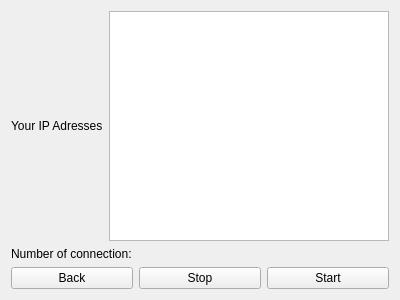
Above: serverwidget.ui from akukushkin/SyncFolder before the change. Below: the same form after it.
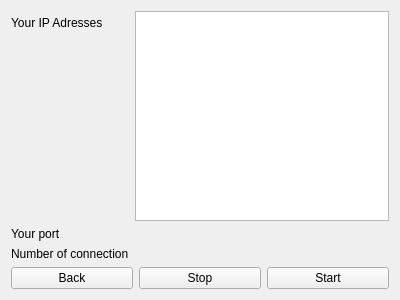
That is the form after the change.

Commit message: Add pool connection

What changed in the file:
```diff
--- a/serverwidget.ui
+++ b/serverwidget.ui
@@ -15,32 +15,45 @@
   </property>
   <layout class="QVBoxLayout" name="verticalLayout">
    <item>
-    <layout class="QHBoxLayout" name="horizontalLayout_2">
-     <item>
+    <layout class="QFormLayout" name="formLayout">
+     <property name="fieldGrowthPolicy">
+      <enum>QFormLayout::AllNonFixedFieldsGrow</enum>
+     </property>
+     <item row="0" column="0">
       <widget class="QLabel" name="label">
        <property name="text">
         <string>Your IP Adresses</string>
        </property>
       </widget>
      </item>
-     <item>
+     <item row="0" column="1">
       <widget class="QTextBrowser" name="addrTextBrowser"/>
      </item>
-    </layout>
-   </item>
-   <item>
-    <layout class="QHBoxLayout" name="horizontalLayout_3">
-     <item>
+     <item row="1" column="1">
+      <widget class="QLabel" name="portLabel">
+       <property name="text">
+        <string/>
+       </property>
+      </widget>
+     </item>
+     <item row="2" column="0">
+      <widget class="QLabel" name="label_4">
+       <property name="text">
+        <string>Number of connection</string>
+       </property>
+      </widget>
+     </item>
+     <item row="2" column="1">
+      <widget class="QLabel" name="numConnectionLabel">
+       <property name="text">
+        <string/>
+       </property>
+      </widget>
+     </item>
+     <item row="1" column="0">
       <widget class="QLabel" name="label_2">
        <property name="text">
-        <string>Number of connection:</string>
-       </property>
-      </widget>
-     </item>
-     <item>
-      <widget class="QLabel" name="label_3">
-       <property name="text">
-        <string/>
+        <string>Your port</string>
        </property>
       </widget>
      </item>
```
Left out of the diff: 12 changed lines with no effect on the pictures. The commit also changes 8 other files.
